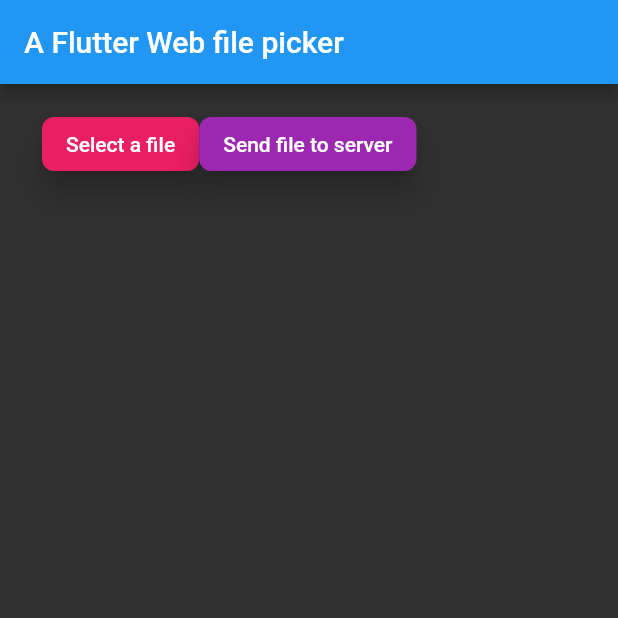
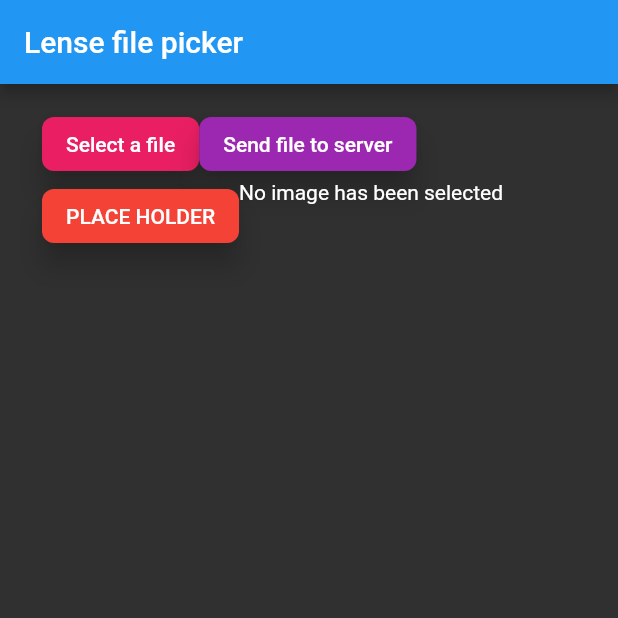
Before and after one commit to hasbegun/detectron, a Flutter app: the FileUploadApp screen opened directly, on a phone screen of 412 x 824 dp, the top half of it. Run offline on Flutter 3.47's test engine with Material 2 defaults, Android fonts, the light colour scheme and no system bars; our stand-ins replace image_picker, logger, video_player; missing offline and left inert: dart:html.

Commit message:
Upload image from client.
Summary: Upload a file from client to server.
1) Load a file (usually images)
2) Show preview
3) Send to the server

```diff
--- a/lib/config/app_config.dart
+++ b/lib/configs/app_config.dart
@@ -14,7 +14,8 @@
   AppEnvironment appEnvironment;
   String appName;
   String desc;
-  String serverUrl;
+  String protocol;
+  String server;
   String port;
   ThemeData themeData;
 
@@ -22,13 +23,15 @@
       {AppEnvironment appEnvironment,
       String appName,
       String desc,
-      String serverUrl,
+      String protocol,
+      String server,
       String port,
       ThemeData themedata}) {
     this.appEnvironment = appEnvironment;
     this.appName = appName;
     this.desc = desc;
-    this.serverUrl = serverUrl;
+    this.protocol = protocol;
+    this.server = server;
     this.port = port;
     this.themeData = themedata;
   }
--- a/lib/control/mobile_app.dart
+++ b/lib/controls/mobile_app.dart
@@ -1,5 +1,5 @@
 import 'package:flutter/material.dart';
-import 'package:lens/view/mobile_home.dart';
+import 'package:lens/views/mobile_home.dart';
 
 class MobileApp extends StatelessWidget {
   @override
--- a/lib/control/web_app.dart
+++ b/lib/controls/web_app.dart
@@ -1,5 +1,5 @@
 import 'package:flutter/material.dart';
-import 'package:lens/view/web_upload.dart';
+import 'package:lens/views/web_upload.dart';
 
 class WebApp extends StatelessWidget {
   @override
--- a/lib/main.dart
+++ b/lib/main.dart
@@ -1,5 +1,5 @@
 import 'package:flutter/material.dart';
-import 'package:lens/control/mobile_app.dart';
+import 'package:lens/controls/mobile_app.dart';
 
 /*
 flutter does not support different type of target.
--- a/lib/view/web_upload.dart
+++ b/lib/views/web_upload.dart
@@ -6,7 +6,7 @@
 import 'dart:io';
 import 'package:http_parser/http_parser.dart';
 import 'package:http/http.dart' as http;
-import 'package:lens/control/web_app.dart';
+import 'package:lens/controls/web_app.dart';
 import 'package:logger/logger.dart';
 import 'package:path/path.dart' as path;
 import 'package:mime/mime.dart' as mime;
@@ -19,7 +19,11 @@
 }
 
 class _FileUploadAppState extends State<FileUploadApp> {
-  var _uploadFiles;
+  dynamic _filesToUpload;
+  dynamic _loadError;
+  double _progressValue = 0;
+  int _progressPercentValue = 0;
+
   List<int> _selectedFile;
   Uint8List _bytesData;
   GlobalKey<FormState> _formKey = new GlobalKey<FormState>();
@@ -27,13 +31,13 @@
 
   startWebFilePicker() async {
     html.InputElement uploadInput = html.FileUploadInputElement();
-    uploadInput.multiple = true;
+    uploadInput.multiple = false;
     uploadInput.draggable = true;
     uploadInput.click();
 
     uploadInput.onChange.listen((e) {
-      _uploadFiles = uploadInput.files;
-      final file = _uploadFiles[0];
+      _filesToUpload = uploadInput.files;
+      final file = _filesToUpload[0];
       final reader = new html.FileReader();
 
       reader.onLoadEnd.listen((e) {
@@ -61,7 +65,7 @@
     });
 
     // method 1
-    var file = _uploadFiles[0];
+    var file = _filesToUpload[0];
 //    for (var i = 0; i < uploadFiles.length; i++) {
 //      var f = uploadFiles[i];
 //      print('Processig ${f.name}');
@@ -106,12 +110,34 @@
 //        ));
   }
 
+  Widget imageView({img_idx = 0}) {
+//    if (_uploadFiles.length != 0) {
+//      var currentFile = _uploadFiles[0];
+//      if (currentFile) {
+//        return Container(
+//            alignment: Alignment.center, child: Image.file(currentFile));
+//      }
+//    } else {
+//      return Container(
+//          alignment: Alignment.center,
+//          child: Text('No image has been selected'));
+//    }
+
+    // display text
+    return Container(
+        alignment: Alignment.center, child: Text('No image has been selected'));
+    // load img from asserts
+//    return Container(
+//        alignment: Alignment.center,
+//        child: Image(image: AssetImage('images/test1.jpg')));
+  }
+
   @override
   Widget build(BuildContext context) {
     return SafeArea(
       child: Scaffold(
         appBar: AppBar(
-          title: Text('A Flutter Web file picker'),
+          title: Text('Lense file picker'),
         ),
         body: Container(
           child: new Form(
@@ -152,7 +178,25 @@
                             },
                             child: Text('Send file to server'),
                           ),
-                        ])
+                        ]),
+                    Row(
+                      crossAxisAlignment: CrossAxisAlignment.start,
+                      children: <Widget>[
+                        MaterialButton(
+                          color: Colors.red,
+                          elevation: 8,
+                          highlightElevation: 2,
+                          shape: RoundedRectangleBorder(
+                              borderRadius: BorderRadius.circular(8)),
+                          textColor: Colors.white,
+                          child: Text('PLACE HOLDER'),
+                          onPressed: () {
+                            startWebFilePicker();
+                          },
+                        ),
+                        imageView(),
+                      ],
+                    ),
                   ])),
             ),
           ),
```
Also changed, not shown: lib/main_dev_mobile.dart (+4 -3 lines), lib/main_dev_web.dart (+9 -4 lines), lib/views/web_upload2.dart (added, +148 -0 lines), pubspec.yaml (+4 -3 lines), lib/views/mobile_home.dart (renamed from lib/view/mobile_home.dart).
